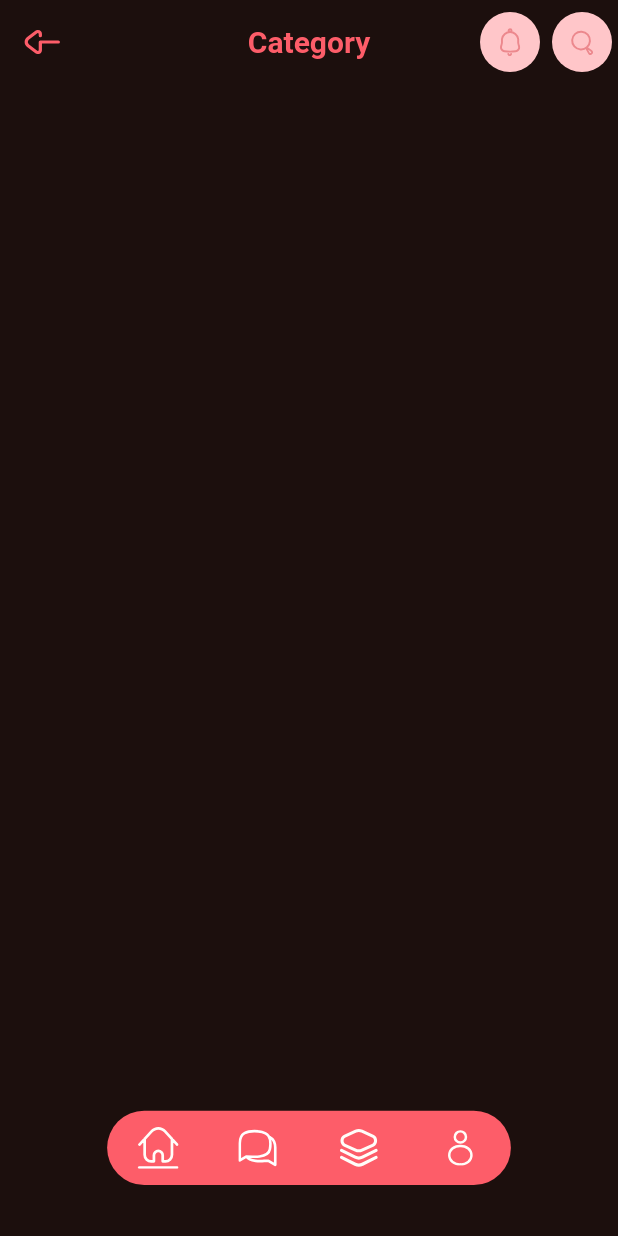
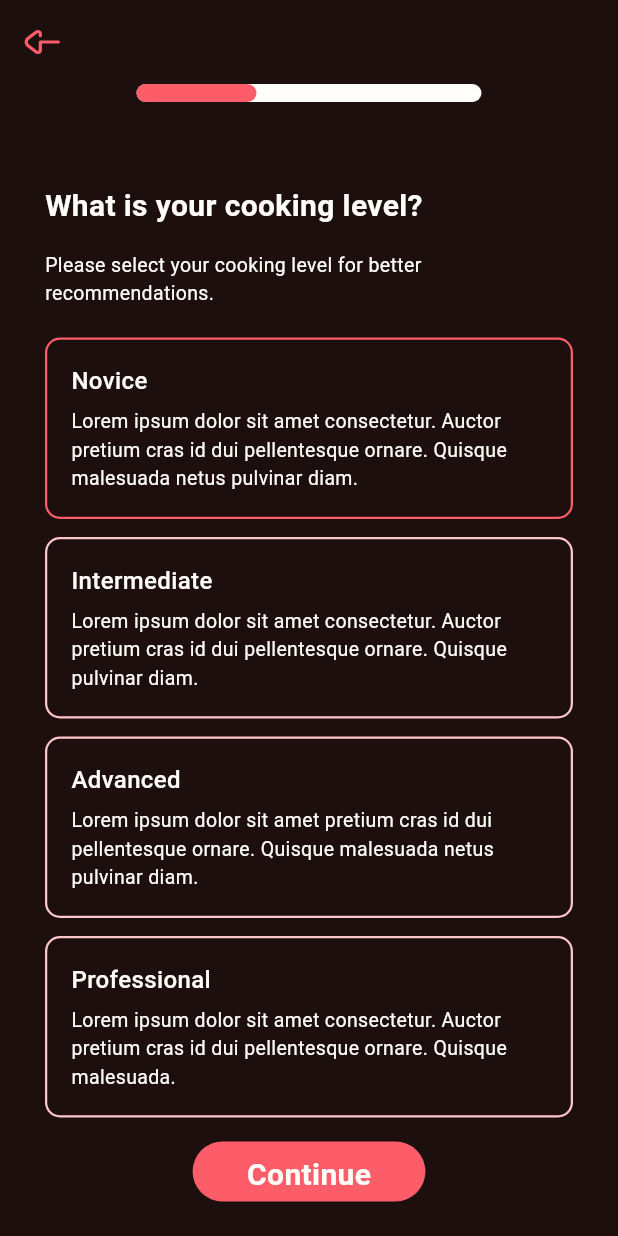
Before and after one commit to fanmirbott/RecipeFoodApp, a Flutter app: the screen it shows after launch, on a phone screen of 412 x 824 dp. Run offline on Flutter 3.47's test engine with Material 3 defaults, Android fonts, the phone set to English and light mode, and no system bars; our stand-ins replace dio, flutter_screenutil, flutter_svg, go_router.

```diff
--- a/lib/core/appDetails/recipeBottomCategoryBar.dart
+++ b/lib/core/appDetails/recipeBottomCategoryBar.dart
@@ -2,7 +2,8 @@ import 'package:flutter/material.dart';
 import 'package:flutter_screenutil/flutter_screenutil.dart';
 import 'package:provider/provider.dart';
 import 'package:recipefoodapp/utils/Appcolors.dart';
-import '../../features/onBoarding/managers/CategoriesDetailProvider.dart';
+
+import '../../features/managers/CategoriesDetailProvider.dart';
 
 class RecipeAppBarBottom extends StatelessWidget
     implements PreferredSizeWidget {
--- a/lib/features/goRouter/router.dart
+++ b/lib/features/goRouter/router.dart
@@ -1,11 +1,14 @@
 import 'package:flutter/material.dart';
 import 'package:go_router/go_router.dart';
-import 'package:recipefoodapp/features/recipes/pages/CategoriesPage.dart';
-import 'package:recipefoodapp/features/recipes/pages/RecipePage.dart';
+
+import '../home/recipes/pages/CategoriesPage.dart';
+import '../home/recipes/pages/RecipePage.dart';
+import '../home/recipes/pages/obBoarding/onBoardingPage.dart';
 
 final GoRouter router = GoRouter(
-  initialLocation: '/categories',
+  initialLocation: '/onBoarding',
   routes: [
+    GoRoute(path: '/onBoarding', builder: (context, state) => PageViewOnBoarding(),),
     GoRoute(
       path: '/categories',
       builder: (context, state) => CategoriesPage(),
--- a/lib/features/recipes/pages/CategoriesPage.dart
+++ b/lib/features/home/recipes/pages/CategoriesPage.dart
@@ -5,7 +5,8 @@ import 'package:go_router/go_router.dart';
 import 'package:provider/provider.dart';
 import 'package:recipefoodapp/core/appDetails/bottom_nav_bar.dart';
 import 'package:recipefoodapp/utils/Appcolors.dart';
-import '../../onBoarding/managers/Categories_provider.dart';
+
+import '../../../managers/Categories_provider.dart';
 
 class CategoriesPage extends StatelessWidget {
   CategoriesPage({super.key});
--- a/lib/features/recipes/pages/RecipeDetail.dart
+++ b/lib/features/home/recipes/pages/RecipeDetail.dart
@@ -4,8 +4,9 @@ import 'package:flutter_svg/flutter_svg.dart';
 import 'package:go_router/go_router.dart';
 import 'package:provider/provider.dart';
 import 'package:recipefoodapp/core/appDetails/bottom_nav_bar.dart';
-import 'package:recipefoodapp/features/onBoarding/managers/RecipeDetailProvider.dart';
 import 'package:recipefoodapp/utils/Appcolors.dart';
+
+import '../../../managers/RecipeDetailProvider.dart';
 
 class RecipeDetail extends StatelessWidget {
   RecipeDetail({super.key, required this.id});
--- /dev/null
+++ b/lib/features/home/recipes/pages/obBoarding/AnimadietContainer.dart
@@ -0,0 +1,46 @@
+import 'package:flutter/material.dart';
+import 'package:recipefoodapp/utils/Appcolors.dart';
+
+class PreferencesPageAnimatedContainer extends StatelessWidget {
+  final int pageIndex;
+
+  const PreferencesPageAnimatedContainer({super.key, required this.pageIndex});
+
+  @override
+  Widget build(BuildContext context) {
+    Alignment alignment;
+
+    switch (pageIndex) {
+      case 0:
+        alignment = Alignment.topLeft;
+        break;
+      case 1:
+        alignment = Alignment.topCenter;
+        break;
+      case 2:
+        alignment = Alignment.topRight;
+        break;
+      default:
+        alignment = Alignment.topLeft;
+    }
+
+    return AnimatedContainer(
+      duration: Duration(milliseconds: 300),
+      alignment: alignment,
+      width: 230,
+      height: 12,
+      decoration: BoxDecoration(
+        color: Appcolors().white,
+        borderRadius: BorderRadius.circular(6),
+      ),
+      child: Container(
+        width: 80,
+        height: 12,
+        decoration: BoxDecoration(
+          color: Appcolors().redpinkmain,
+          borderRadius: BorderRadius.circular(6),
+        ),
+      ),
+    );
+  }
+}
--- /dev/null
+++ b/lib/features/home/recipes/pages/obBoarding/onBoardingPage.dart
@@ -0,0 +1,62 @@
+import 'package:flutter/material.dart';
+import 'package:flutter_svg/svg.dart';
+import 'package:go_router/go_router.dart';
+import 'package:recipefoodapp/features/home/recipes/pages/obBoarding/pages/AllergicPage.dart';
+import 'package:recipefoodapp/features/home/recipes/pages/obBoarding/pages/CookingLevelPage.dart';
+import 'package:recipefoodapp/features/home/recipes/pages/obBoarding/pages/PreferencesPage.dart';
+import 'package:recipefoodapp/utils/Appcolors.dart';
+
+import 'AnimadietContainer.dart';
+class PageViewOnBoarding extends StatefulWidget {
+  PageViewOnBoarding({super.key});
+
+  @override
+  State<PageViewOnBoarding> createState() => _PageViewOnBoarding();
+}
+
+class _PageViewOnBoarding extends State<PageViewOnBoarding> {
+  final PageController _pageController = PageController();
+  int isSelectPage = 0;
+
+  @override
+  void dispose() {
+    _pageController.dispose();
+    super.dispose();
+  }
+
+  @override
+  Widget build(BuildContext context) {
+    return Scaffold(
+      extendBody: true,
+      appBar: AppBar(
+        backgroundColor: Appcolors().backgroundBegie,
+        leading: IconButton(
+          onPressed: () {
+            context.pop();
+          },
+          icon: SvgPicture.asset("assets/Icons/back-arrow.svg"),
+        ),
+      ),
+      body: Column(
+        children: [
+          PreferencesPageAnimatedContainer(pageIndex: isSelectPage),
+          Expanded(
+            child: PageView(
+              controller: _pageController,
+              onPageChanged: (index) {
+                setState(() {
+                  isSelectPage = index;
+                });
+              },
+              children: [
+                CookingLevelPage(controller: _pageController),
+                PreferencesPage(controller: _pageController),
+                Allergicpage(controller: _pageController),
+              ],
+            ),
+          ),
+        ],
+      ),
+    );
+  }
+}
--- /dev/null
+++ b/lib/features/home/recipes/pages/obBoarding/pages/CookingLevelPage.dart
@@ -0,0 +1,117 @@
+import 'package:flutter/material.dart';
+import '../../../../../../utils/Appcolors.dart';
+import '../widgets/PrefferencesBottom.dart';
+
+class CookingLevelPage extends StatefulWidget {
+  final PageController controller;
+
+  const CookingLevelPage({super.key, required this.controller});
+
+  @override
+  State<CookingLevelPage> createState() => _CookingLevelPageState();
+}
+
+class _CookingLevelPageState extends State<CookingLevelPage> {
+  int isSelect = 0;
+
+  List text = ['Novice', 'Intermediate', 'Advanced', 'Professional'];
+  List textBody = [
+    'Lorem ipsum dolor sit amet consectetur. Auctor pretium cras id dui pellentesque ornare. Quisque malesuada netus pulvinar diam.',
+    'Lorem ipsum dolor sit amet consectetur. Auctor pretium cras id dui pellentesque ornare. Quisque pulvinar diam.',
+    'Lorem ipsum dolor sit amet pretium cras id dui pellentesque ornare. Quisque malesuada netus pulvinar diam.',
+    'Lorem ipsum dolor sit amet consectetur. Auctor pretium cras id dui pellentesque ornare. Quisque malesuada.',
+  ];
+
+  @override
+  Widget build(BuildContext context) {
+    return Padding(
+      padding: const EdgeInsets.symmetric(horizontal: 30),
+      child: Column(
+        crossAxisAlignment: CrossAxisAlignment.start,
+        children: [
+          const SizedBox(height: 55),
+          Text(
+            "What is your cooking level?",
+            style: TextStyle(
+              fontWeight: FontWeight.w600,
+              fontSize: 20,
+              color: Appcolors().white,
+            ),
+          ),
+          const SizedBox(height: 15),
+          Text(
+            "Please select your cooking level for better recommendations.",
+            style: TextStyle(
+              fontWeight: FontWeight.w400,
+              fontSize: 13,
+              color: Appcolors().white,
+            ),
+          ),
+          const SizedBox(height: 20),
+          ...List.generate(text.length, (index) {
+            return GestureDetector(
+              onTap: () {
+                setState(() {
+                  isSelect = index;
+                });
+              },
+              child: Container(
+                margin: const EdgeInsets.only(bottom: 12),
+                padding: const EdgeInsets.all(16),
+                decoration: BoxDecoration(
+                  borderRadius: BorderRadius.circular(10),
+                  border: Border.all(
+                    color: isSelect == index
+                        ? Appcolors().redpinkmain
+                        : Appcolors().pink,
+                    width: 1.5,
+                  ),
+                ),
+                child: Column(
+                  crossAxisAlignment: CrossAxisAlignment.start,
+                  children: [
+                    Text(
+                      text[index],
+                      style: TextStyle(
+                        fontSize: 16,
+                        fontWeight: FontWeight.w500,
+                        color: Appcolors().white,
+                      ),
+                    ),
+                    const SizedBox(height: 6),
+                    Text(
+                      textBody[index],
+                      style: TextStyle(
+                        fontSize: 13,
+                        fontWeight: FontWeight.w400,
+                        color: Appcolors().white,
+                      ),
+                    ),
+                  ],
+                ),
+              ),
+            );
+          }),
+          Spacer(),
+          Row(
+            mainAxisAlignment: MainAxisAlignment.center,
+            children: [
+              PreferencesBottom(
+                iconButtonText: "Continue",
+                onPressed: () {
+                  widget.controller.nextPage(
+                    duration: const Duration(milliseconds: 300),
+                    curve: Curves.easeInOut,
+                  );
+                },
+                buttonColor: Appcolors().redpinkmain,
+                textColor: Appcolors().white,
+              ),
+            ],
+          ),
+          SizedBox(height: 20),
+        ],
+      ),
+    );
+  }
+}
--- /dev/null
+++ b/lib/features/home/recipes/pages/obBoarding/widgets/PrefferencesBottom.dart
@@ -0,0 +1,36 @@
+import 'package:flutter/material.dart';
+import 'package:flutter_screenutil/flutter_screenutil.dart';
+
+class PreferencesBottom extends StatelessWidget {
+  const PreferencesBottom({
+    super.key,
+    required this.iconButtonText,
+    required this.onPressed,
+    required this.buttonColor,
+    required this.textColor,
+  });
+
+  final String iconButtonText;
+  final VoidCallback onPressed;
+  final Color buttonColor;
+  final Color textColor;
+
+  @override
+  Widget build(BuildContext context) {
+    return IconButton(
+      onPressed: onPressed,
+      style: IconButton.styleFrom(
+        fixedSize: Size(162.w, 45.h),
+        backgroundColor: buttonColor,
+      ),
+      icon: Text(
+        iconButtonText,
+        style: TextStyle(
+          fontWeight: FontWeight.w600,
+          fontSize: 20,
+          color: textColor,
+        ),
+      ),
+    );
+  }
+}
--- a/lib/main.dart
+++ b/lib/main.dart
@@ -3,7 +3,6 @@ import 'package:flutter_screenutil/flutter_screenutil.dart';
 import 'package:go_router/go_router.dart';
 import 'package:recipefoodapp/utils/Appcolors.dart';
 import 'features/goRouter/router.dart';
-import 'features/recipes/pages/CategoriesPage.dart';
 
 void main() {
   runApp(MyApp());
```
Also changed, not shown: lib/features/home/recipes/pages/RecipePage.dart (renamed from lib/features/recipes/pages/RecipePage.dart, +5 -4 lines), lib/features/home/recipes/pages/obBoarding/pages/AllergicPage.dart (added, +78 -0 lines), lib/features/home/recipes/pages/obBoarding/pages/PreferencesPage.dart (added, +102 -0 lines), lib/features/managers/PreferencesViewModel.dart (added, +31 -0 lines), lib/features/managers/CategoriesDetailProvider.dart (renamed from lib/features/onBoarding/managers/CategoriesDetailProvider.dart), lib/features/managers/Categories_provider.dart (renamed from lib/features/onBoarding/managers/Categories_provider.dart), lib/features/managers/RecipeDetailProvider.dart (renamed from lib/features/onBoarding/managers/RecipeDetailProvider.dart).
